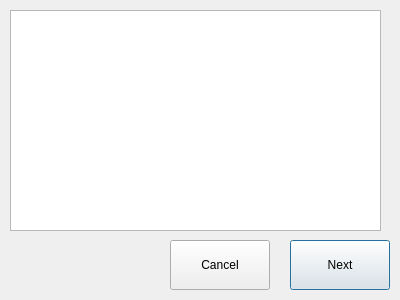
First picture: the form in filedialog.ui, repository Jacobmose/Bachelor, before the edit.
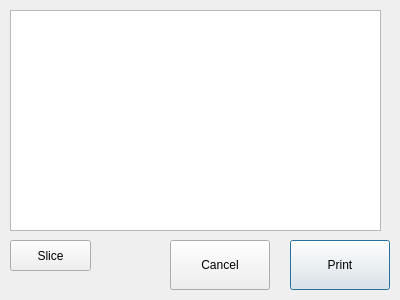
Second picture: the form after the edit.

Commit message:
Show stl files in filedialog
Added function to show stl files in filedialog

Diff of the .ui file:
```diff
--- a/filedialog.ui
+++ b/filedialog.ui
@@ -23,7 +23,7 @@
     </rect>
    </property>
    <property name="text">
-    <string>Next</string>
+    <string>Print</string>
    </property>
   </widget>
   <widget class="QPushButton" name="btnCancel">
@@ -49,6 +49,19 @@
     </rect>
    </property>
   </widget>
+  <widget class="QPushButton" name="btnSlice">
+   <property name="geometry">
+    <rect>
+     <x>10</x>
+     <y>240</y>
+     <width>81</width>
+     <height>31</height>
+    </rect>
+   </property>
+   <property name="text">
+    <string>Slice</string>
+   </property>
+  </widget>
  </widget>
  <resources/>
  <connections/>
```
Left out of the diff: 2 changed lines with no effect on the pictures. The commit also changes 4 other files.
